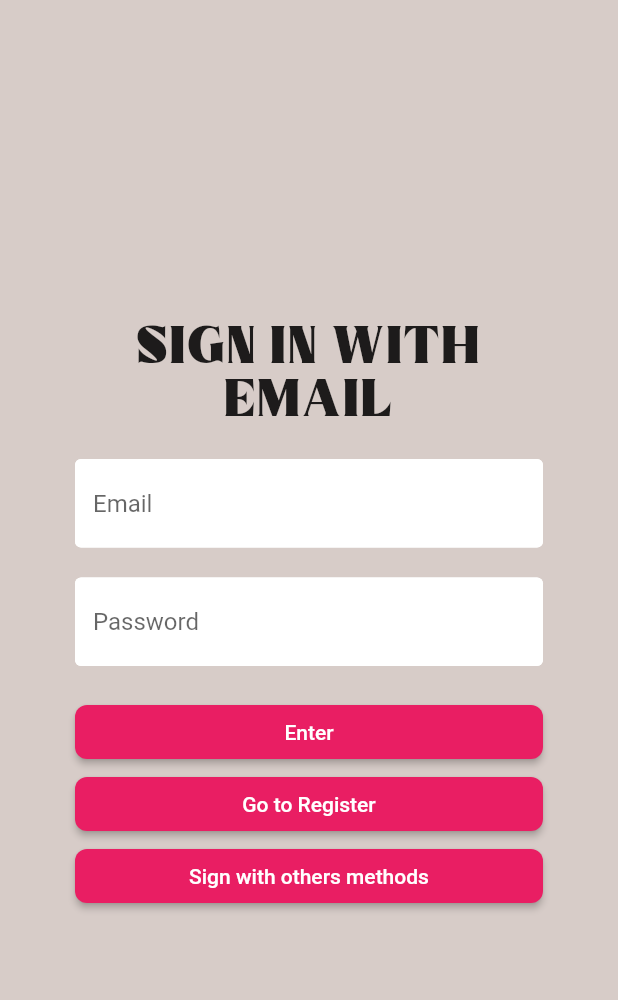
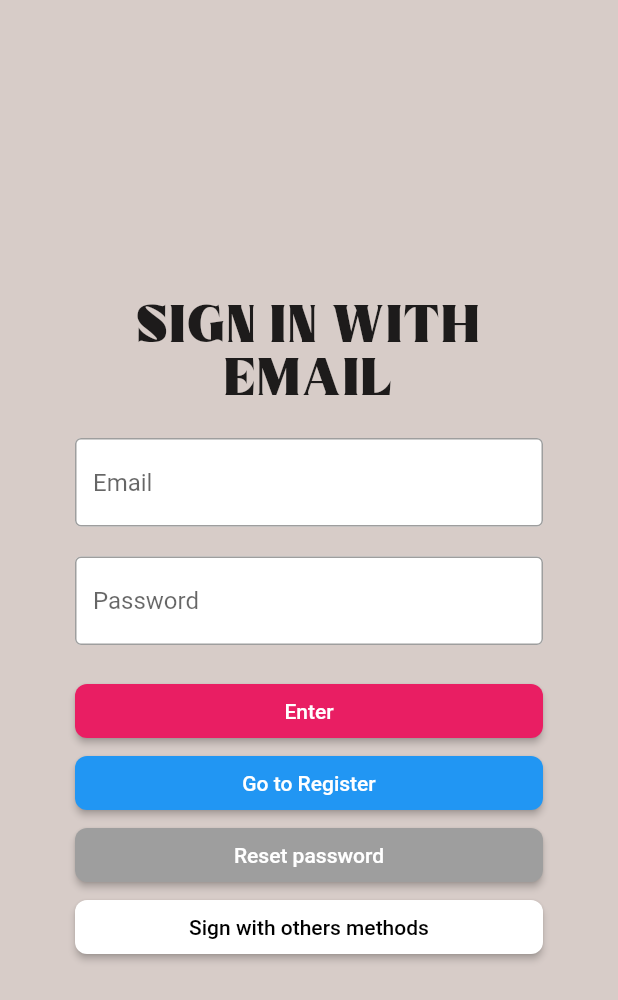
Before and after one commit to danielmesa20/Flutter-App-Auth, a Flutter app: the screen it shows after launch, after a tap on "Sign in with email and password", on a phone screen of 412 x 824 dp. Shown: the top 1000 px of the screen. Run offline on Flutter 3.47's test engine with Material 2 defaults, Android fonts, the phone set to English and light mode, and no system bars; our stand-ins replace firebase_auth, flutter_spinkit, fluttertoast, google_sign_in; missing offline and left inert: flutter_auth_buttons, flutter_facebook_login; accounts and stored records are empty; network calls fail.

Commit message:
Versión 4: Upgrade

```diff
--- a/lib/screens/authenticate/sign_in.dart
+++ b/lib/screens/authenticate/sign_in.dart
@@ -67,8 +67,7 @@ class _SignInState extends State<SignIn> {
                                   TextStyle(fontSize: 15, color: Colors.white),
                               onPressed: () async {
                                 setState(() => loading = true);
-                                dynamic result =
-                                    await _auth.signInWithFacebook();
+                                dynamic result = await _auth.signInWithFacebook();
                                 if (result == null) {
                                   toastMessage(
                                       'There was a problem trying to login with Facebook');
@@ -76,7 +75,7 @@ class _SignInState extends State<SignIn> {
                                 }
                               },
                             ),
-                            SizedBox(height: 20.0),
+                            SizedBox(height: 10.0),
                             RaisedButton(
                               color: Colors.pink,
                               shape: RoundedRectangleBorder(
--- a/lib/screens/authenticate/sign_in_email.dart
+++ b/lib/screens/authenticate/sign_in_email.dart
@@ -12,31 +12,34 @@ class SignInWithEmail extends StatefulWidget {
 }
 
 class _SignInWithEmailState extends State<SignInWithEmail> {
+
+  //Variables
+  final AuthService _auth = AuthService();
+  final _formKey = GlobalKey<FormState>();
+  bool loading = false;
+  String email = '';
+  String password = '';
+
   @override
   Widget build(BuildContext context) {
-    //Variables
-    final AuthService _auth = AuthService();
-    final _formKey = GlobalKey<FormState>();
-    bool loading = false;
-    String email = '';
-    String password = '';
 
     return loading
         ? Loading()
         : Scaffold(
             backgroundColor: Colors.brown[100],
+            resizeToAvoidBottomInset: false,
             body: Center(
               heightFactor: 2.0,
               child: Container(
                 child: Padding(
-                  padding:
-                      EdgeInsets.symmetric(vertical: 20.0, horizontal: 50.0),
+                  padding: EdgeInsets.symmetric(vertical: 20.0, horizontal: 50.0),
                   child: Form(
                     key: _formKey,
                     child: SingleChildScrollView(
                       child: Column(
                         crossAxisAlignment: CrossAxisAlignment.stretch,
                         children: <Widget>[
+                          SizedBox(height: 20.0),
                           Text(
                             "SIGN IN WITH EMAIL",
                             textAlign: TextAlign.center,
@@ -48,9 +51,10 @@ class _SignInWithEmailState extends State<SignInWithEmail> {
                           ),
                           SizedBox(height: 20.0),
                           TextFormField(
+                            enableSuggestions: true,
+                            keyboardType: TextInputType.emailAddress,
                             decoration:
                                 textInputDecoration.copyWith(hintText: 'Email'),
-                            keyboardType: TextInputType.emailAddress,
                             validator: (val) {
                               if (val.isEmpty) {
                                 return 'Enter an email';
@@ -64,6 +68,7 @@ class _SignInWithEmailState extends State<SignInWithEmail> {
                           ),
                           SizedBox(height: 20.0),
                           TextFormField(
+                            enableSuggestions: true,
                             decoration: textInputDecoration.copyWith(
                                 hintText: 'Password'),
                             obscureText: true,
@@ -101,7 +106,7 @@ class _SignInWithEmailState extends State<SignInWithEmail> {
                             },
                           ),
                           RaisedButton(
-                            color: Colors.pink,
+                            color: Colors.blue,
                             shape: RoundedRectangleBorder(
                               borderRadius: new BorderRadius.circular(8.0),
                             ),
@@ -112,13 +117,33 @@ class _SignInWithEmailState extends State<SignInWithEmail> {
                             onPressed: () => widget.toggleView(2),
                           ),
                           RaisedButton(
-                            color: Colors.pink,
+                            color: Colors.grey,
+                            shape: RoundedRectangleBorder(
+                              borderRadius: new BorderRadius.circular(8.0),
+                            ),
+                            child: Text(
+                              "Reset password",
+                              style: TextStyle(color: Colors.white),
+                            ),
+                            onPressed: () async {
+                              if(email.isEmpty){
+                                toastMessage('Please supply your email');
+                              }else{
+                                setState(() => loading = true);
+                                await _auth.resetPassword(email);
+                                setState(() => loading = false);
+                                toastMessage('Please check your email');
+                              }
+                            },
+                          ),
+                          RaisedButton(
+                            color: Colors.white,
                             shape: RoundedRectangleBorder(
                               borderRadius: new BorderRadius.circular(8.0),
                             ),
                             child: Text(
                               "Sign with others methods",
-                              style: TextStyle(color: Colors.white),
+                              style: TextStyle(color: Colors.black),
                             ),
                             onPressed: () => widget.toggleView(0),
                           ),
--- a/lib/screens/wrapper.dart
+++ b/lib/screens/wrapper.dart
@@ -5,11 +5,12 @@ import 'package:flutter/material.dart';
 import 'package:provider/provider.dart';
 
 class Wrapper extends StatelessWidget {
+
   @override
-  Widget build(BuildContext context) {
+  Widget build(BuildContext context){
 
     final user = Provider.of<User>(context);
-    print("State user: $user");
+    print(' test: ${user.toString()}');
 
     // return either Home or Authenticate widget
     if(user == null){
--- a/lib/shared/constants.dart
+++ b/lib/shared/constants.dart
@@ -5,10 +5,10 @@ const textInputDecoration = InputDecoration(
   fillColor: Colors.white,
   filled: true,
   enabledBorder: OutlineInputBorder(
-    borderSide: BorderSide(color: Colors.white, width: 2.0),
+    borderSide: BorderSide(color: Colors.grey, width: 1.0),
   ),
   focusedBorder: OutlineInputBorder(
-    borderSide: BorderSide(color: Colors.pink, width: 2.0),
+    borderSide: BorderSide(color: Colors.pink, width: 1.0),
   ),
 );
 
@@ -19,7 +19,7 @@ void toastMessage(String text) {
         toastLength: Toast.LENGTH_LONG,
         gravity: ToastGravity.BOTTOM,
         timeInSecForIosWeb: 2,
-        backgroundColor: Colors.red,
+        backgroundColor: Colors.brown[300],
         textColor: Colors.white,
         fontSize: 16.0);
   }
```
Also changed, not shown: lib/screens/authenticate/register.dart (+17 -14 lines), lib/screens/home/home.dart (+4 -6 lines), lib/services/auth.dart (+47 -24 lines).
